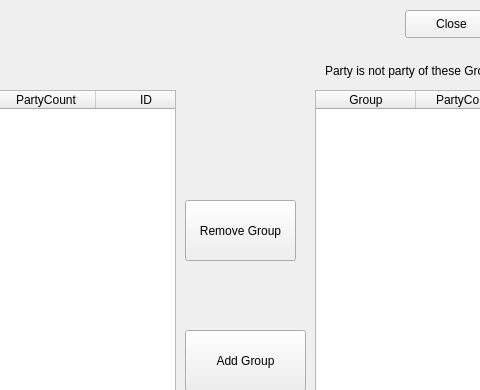
Old version of the form ui/EditParty2bdUI.ui in the repository sourcery-ai-experiments/jaar; both pictures show x 315 to 795 and y 0 to 390 of the 1162 by 829 pixel window.
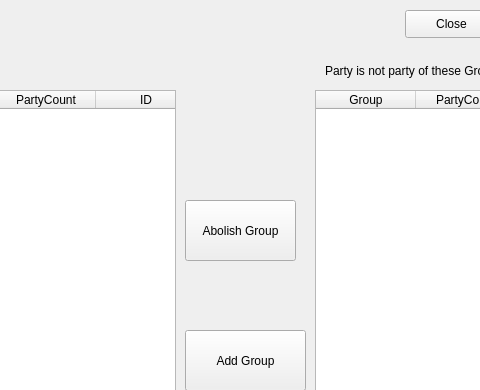
New version of the form.

Diff of the .ui file:
```diff
--- a/ui/EditParty2bdUI.ui
+++ b/ui/EditParty2bdUI.ui
@@ -36,7 +36,7 @@
     </rect>
    </property>
    <property name="text">
-    <string>Remove Group</string>
+    <string>Abolish Group</string>
    </property>
   </widget>
   <widget class="QLabel" name="label">
```
Left out of the diff: 2 changed lines with no effect on the pictures.
